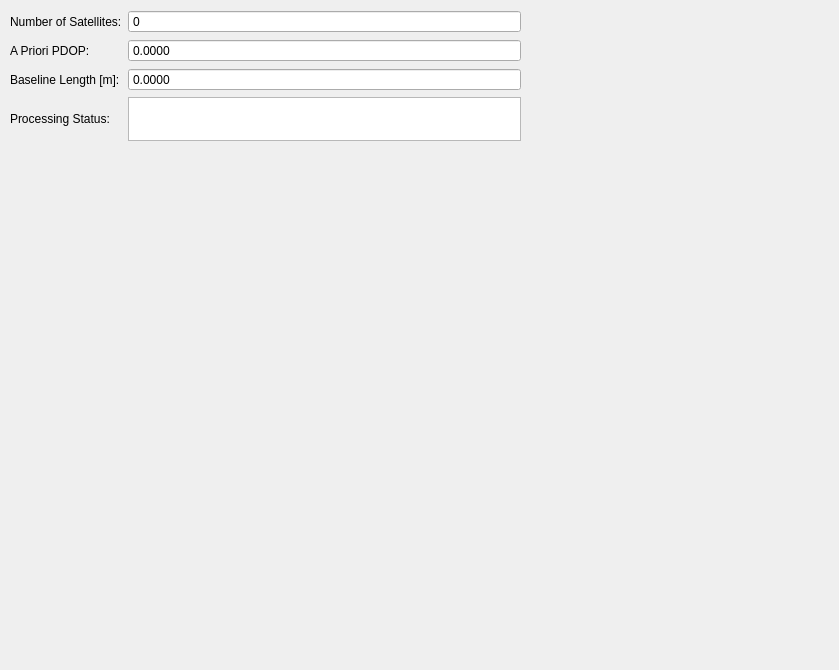
This is src/lib/visualization/IINControl.ui in jmaye/libposlv as Qt 5 draws it before an edit. The edited form follows.
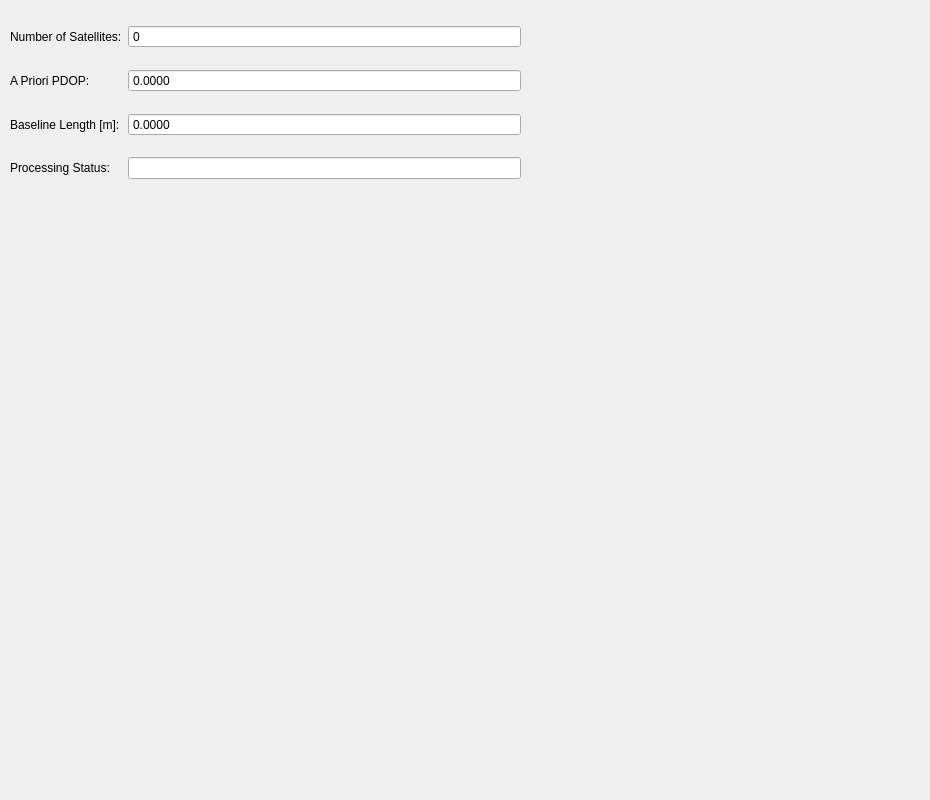
This is the edited form.

Patch:
```diff
--- a/src/lib/visualization/IINControl.ui
+++ b/src/lib/visualization/IINControl.ui
@@ -6,8 +6,8 @@
    <rect>
     <x>0</x>
     <y>0</y>
-    <width>839</width>
-    <height>670</height>
+    <width>930</width>
+    <height>800</height>
    </rect>
   </property>
   <property name="windowTitle">
@@ -19,7 +19,7 @@
      <x>10</x>
      <y>10</y>
      <width>511</width>
-     <height>131</height>
+     <height>185</height>
     </rect>
    </property>
    <layout class="QGridLayout" name="iinLayout">
@@ -76,9 +76,6 @@
       </property>
      </widget>
     </item>
-    <item row="3" column="1">
-     <widget class="QTextBrowser" name="statusText"/>
-    </item>
     <item row="1" column="0">
      <widget class="QLabel" name="label">
       <property name="text">
@@ -99,6 +96,13 @@
       </property>
      </widget>
     </item>
+    <item row="3" column="1">
+     <widget class="QLineEdit" name="statusText">
+      <property name="readOnly">
+       <bool>true</bool>
+      </property>
+     </widget>
+    </item>
    </layout>
   </widget>
  </widget>
```
